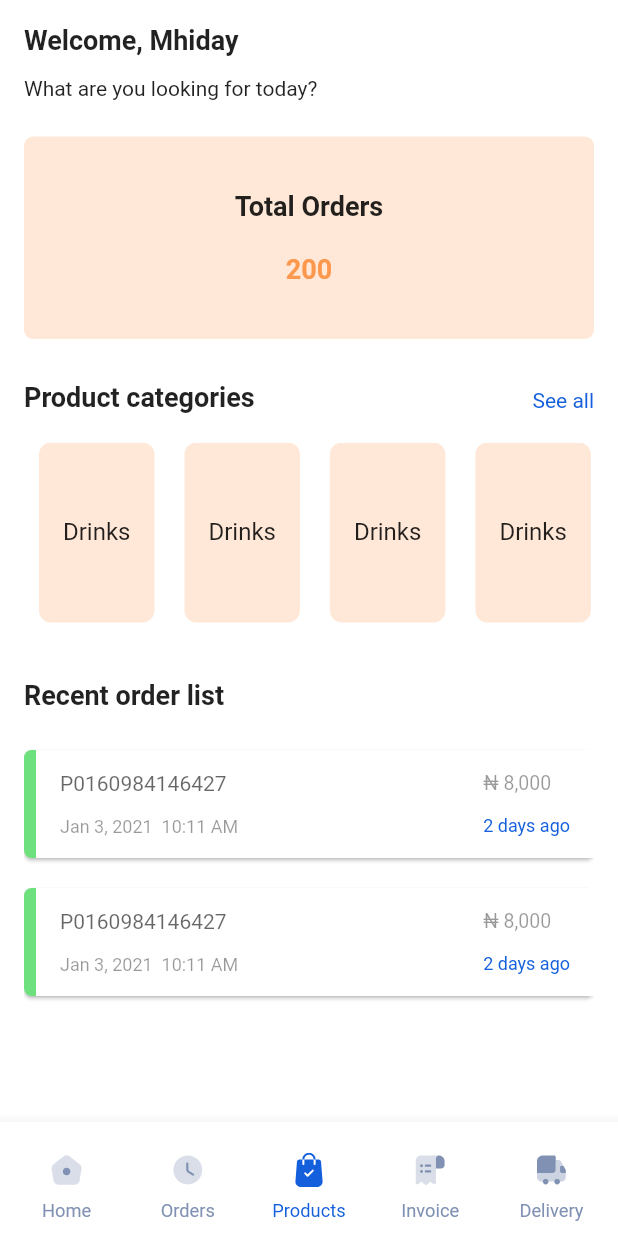
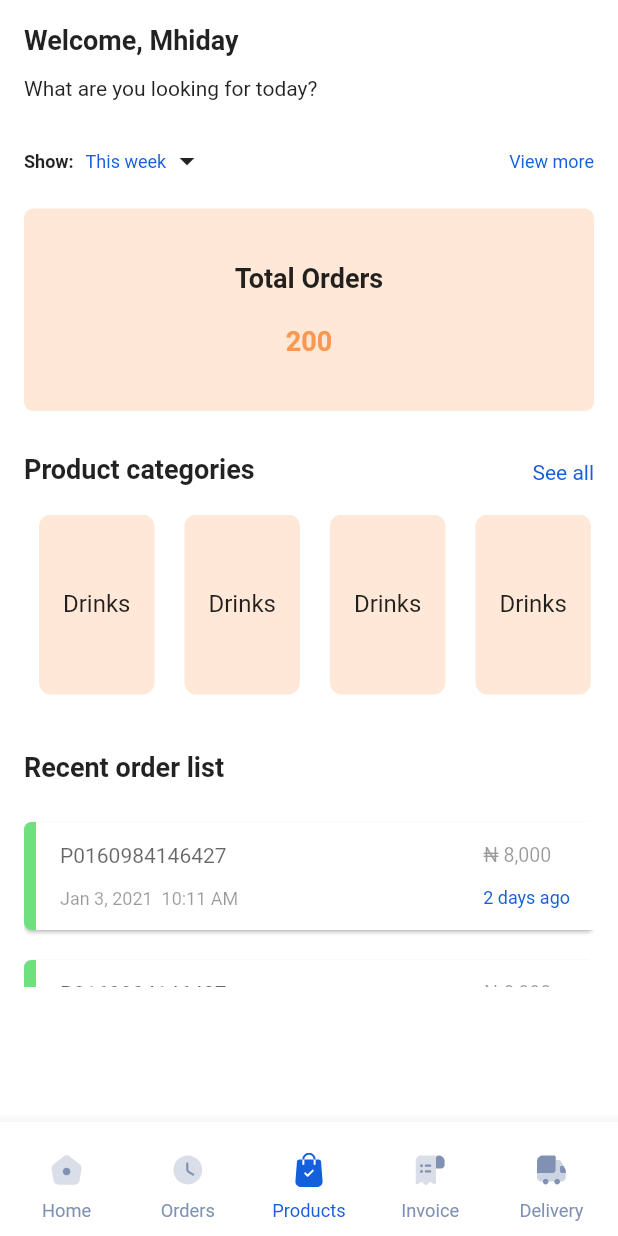
Before and after one commit to Oluflourish/Vendease-Sample, a Flutter app: the screen it shows after launch, on a phone screen of 412 x 824 dp. Run offline on Flutter 3.47's test engine with Material 2 defaults, Android fonts, the phone set to English and light mode, and no system bars; drawn by our look-alikes of flutter_styled_toast; our stand-ins replace flutter_easyloading, flutter_screenutil, flutter_svg, rxdart.

```diff
--- a/lib/src/screens/product.dart
+++ b/lib/src/screens/product.dart
@@ -23,6 +23,34 @@ class _ProductsScreenState extends State<ProductsScreen> {
               ),
               SizedBox(height: 14.0),
               Text('What are you looking for today?'),
+              SizedBox(height: 24.0),
+              Row(
+                crossAxisAlignment: CrossAxisAlignment.end,
+                mainAxisAlignment: MainAxisAlignment.end,
+                children: [
+                  Text(
+                    'Show:',
+                    style:
+                        TextStyle(fontWeight: FontWeight.bold, fontSize: 12.0),
+                  ),
+                  SizedBox(width: 8.0),
+                  Text(
+                    'This week',
+                    style: TextStyle(
+                        color: AppColors.primaryColor, fontSize: 12.0),
+                  ),
+                  SizedBox(width: 2.0),
+                  Transform.translate(
+                      offset: Offset(0, 4), child: Icon(Icons.arrow_drop_down)),
+                  SizedBox(width: 8.0),
+                  Spacer(),
+                  Text(
+                    'View more',
+                    style: TextStyle(
+                        color: AppColors.primaryColor, fontSize: 12.0),
+                  ),
+                ],
+              ),
               SizedBox(height: 24.0),
               Container(
                 width: double.maxFinite,
@@ -100,7 +128,7 @@ class _ProductsScreenState extends State<ProductsScreen> {
               ),
               SizedBox(height: 16.0),
               Container(
-                height: 190,
+                height: 120,
                 child: ListView.builder(
                     itemCount: 4,
                     itemBuilder: (context, index) {
--- a/lib/src/utils/svg_icons.dart
+++ b/lib/src/utils/svg_icons.dart
@@ -5,4 +5,12 @@ class SvgIcons {
   static const String products = _path + 'products.svg';
   static const String invoice = _path + 'invoice.svg';
   static const String delivery = _path + 'delivery.svg';
+
+  static const String addCart = _path + 'add-cart.svg';
+  static const String cart = _path + 'cart.svg';
+  static const String add = _path + 'add.svg';
+  static const String subtract = _path + 'subtract.svg';
+  static const String delete = _path + 'delete.svg';
+  static const String search = _path + 'search.svg';
+  static const String search2 = _path + 'search-2.svg';
 }
```
Also changed, not shown: assets/svgs/add-cart.svg (added), assets/svgs/add.svg (added), assets/svgs/cart.svg (added), assets/svgs/delete.svg (added), assets/svgs/search-2.svg (added), assets/svgs/search.svg (added), assets/svgs/subtract.svg (added).
